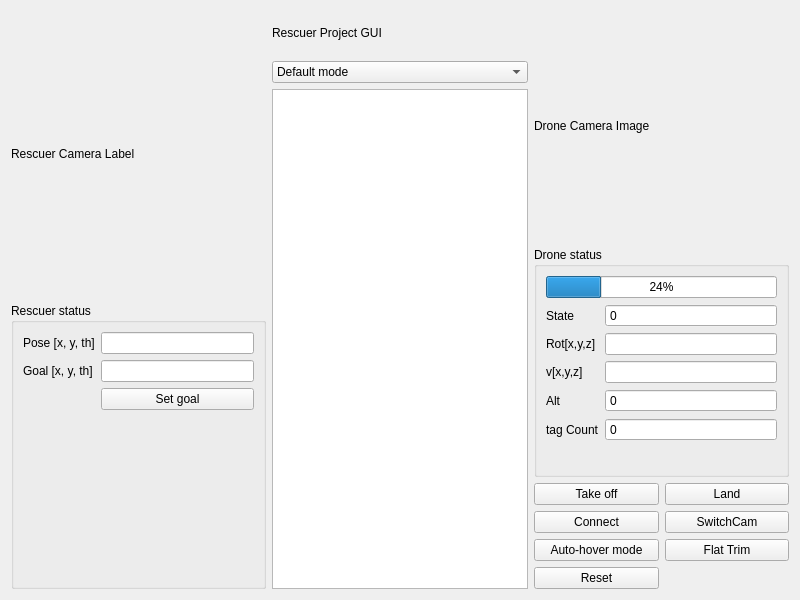
axilos22/rescuer_project, file src/rescuer_project/main_window.ui: the form before one commit.
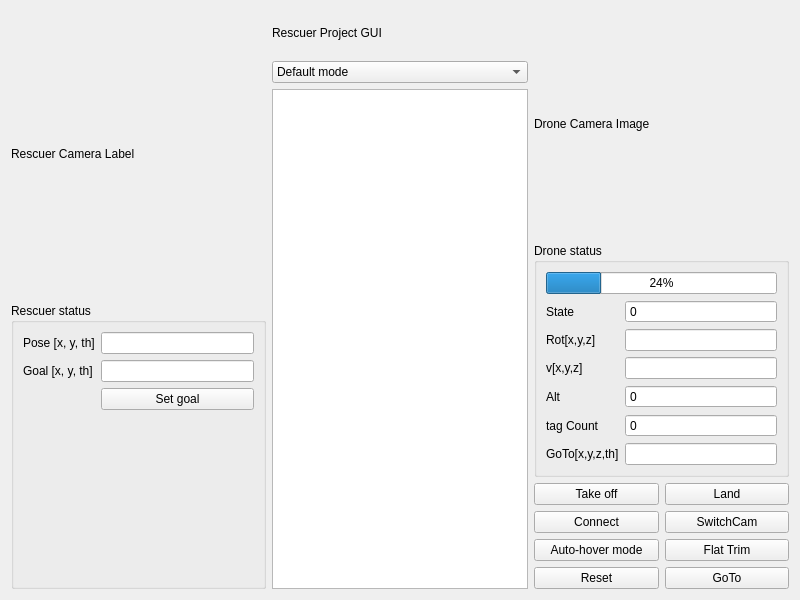
The form after the commit.

Diff of the .ui file:
```diff
--- a/src/rescuer_project/main_window.ui
+++ b/src/rescuer_project/main_window.ui
@@ -258,6 +258,16 @@
               </property>
              </widget>
             </item>
+            <item row="5" column="0">
+             <widget class="QLabel" name="goToLabel">
+              <property name="text">
+               <string>GoTo[x,y,z,th]</string>
+              </property>
+             </widget>
+            </item>
+            <item row="5" column="1">
+             <widget class="QLineEdit" name="goToLineEdit"/>
+            </item>
            </layout>
           </item>
          </layout>
@@ -320,6 +330,13 @@
            </property>
           </widget>
          </item>
+         <item row="3" column="1">
+          <widget class="QPushButton" name="goToButton">
+           <property name="text">
+            <string>GoTo</string>
+           </property>
+          </widget>
+         </item>
         </layout>
        </item>
       </layout>
```
